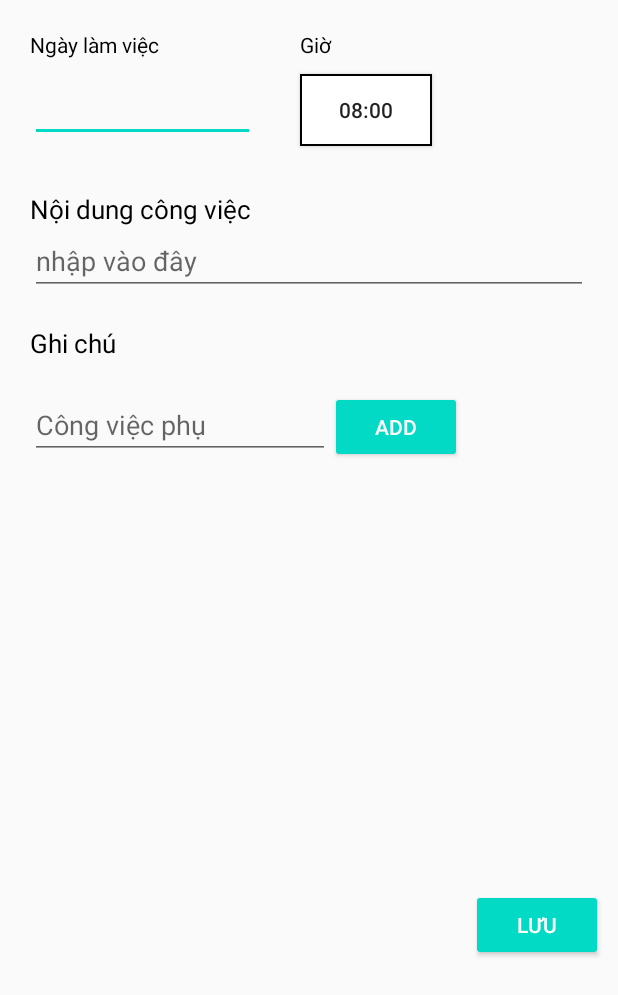
After one commit to QUANG2911/DoAN, an Android app: the layout fragment_addjob.xml on its own in the app's theme, with its tools: preview values and no code run, on a phone screen of 412 x 824 dp. The commit adds this screen. Shown: the top 995 px of the screen. Run offline under Robolectric (Android 15) with nearby library versions, the phone set to English and light mode, and no system bars.

Commit message:
cập nhật Fragment

```diff
--- /dev/null
+++ b/app/src/main/res/layout/fragment_addjob.xml
@@ -0,0 +1,133 @@
+<?xml version="1.0" encoding="utf-8"?>
+<LinearLayout xmlns:android="http://schemas.android.com/apk/res/android"
+    xmlns:tools="http://schemas.android.com/tools"
+    android:orientation="vertical"
+    android:layout_width="match_parent"
+    android:layout_height="match_parent"
+    tools:context=".giaodien.Fragment.">
+
+    <LinearLayout
+        android:layout_width="match_parent"
+        android:layout_height="match_parent"
+        android:orientation="vertical">
+
+        <LinearLayout
+            android:layout_width="wrap_content"
+            android:layout_height="107dp"
+            android:orientation="horizontal">
+
+            <LinearLayout
+                android:layout_width="wrap_content"
+                android:layout_height="match_parent"
+                android:orientation="vertical">
+
+                <TextView
+                    android:layout_width="160dp"
+                    android:layout_height="29dp"
+                    android:layout_marginLeft="20dp"
+                    android:layout_marginTop="20dp"
+                    android:text="Ngày làm việc"
+                    android:textColor="@color/black"></TextView>
+
+                <EditText
+                    android:id="@+id/et_date"
+                    android:layout_width="150dp"
+                    android:layout_height="wrap_content"
+                    android:layout_marginLeft="20dp"
+                    android:inputType="date"></EditText>
+            </LinearLayout>
+
+            <LinearLayout
+                android:layout_width="134dp"
+                android:layout_height="match_parent"
+                android:orientation="vertical">
+
+                <TextView
+                    android:layout_width="33dp"
+                    android:layout_height="29dp"
+                    android:layout_marginLeft="20dp"
+                    android:layout_marginTop="20dp"
+                    android:text="Giờ"
+                    android:textColor="@color/black"></TextView>
+
+                <Button
+                    android:id="@+id/btn_Gio"
+                    android:layout_width="wrap_content"
+                    android:layout_height="wrap_content"
+                    android:layout_marginLeft="20dp"
+                    android:background="@drawable/vien"
+                    android:onClick="popTimePicker"
+                    android:text="08:00"></Button>
+            </LinearLayout>
+        </LinearLayout>
+
+        <TextView
+            android:layout_width="wrap_content"
+            android:layout_height="wrap_content"
+            android:text="Nội dung công việc"
+            android:layout_marginLeft="20dp"
+            android:layout_marginTop="20dp"
+            android:textSize="17dp"
+            android:textColor="@color/black"></TextView>
+
+        <EditText
+            android:id="@+id/et_NoiDung"
+            android:layout_width="match_parent"
+            android:layout_height="wrap_content"
+            android:layout_marginLeft="20dp"
+            android:layout_marginRight="20dp"
+            android:inputType="textMultiLine"
+            android:hint="nhập vào đây"></EditText>
+
+        <TextView
+            android:layout_width="match_parent"
+            android:layout_height="wrap_content"
+            android:textColor="@color/black"
+            android:text="Ghi chú"
+            android:layout_marginLeft="20dp"
+            android:layout_marginTop="20dp"
+            android:textSize="17dp"></TextView>
+
+        <LinearLayout
+            android:layout_width="match_parent"
+            android:layout_height="wrap_content"
+            android:orientation="horizontal"
+            android:layout_margin="20dp">
+
+            <EditText
+                android:id="@+id/et_SecondJob"
+                android:layout_width="200dp"
+                android:layout_height="wrap_content"
+                android:hint="Công việc phụ"
+                android:inputType="textMultiLine"></EditText>
+
+            <Button
+                android:id="@+id/btn_AddList"
+                android:layout_width="wrap_content"
+                android:layout_height="wrap_content"
+                android:text="Add"
+                android:textSize="14dp"
+                android:backgroundTint="@color/teal_200"
+                android:textColor="@color/white"
+                android:onClick="AddSecondJob"></Button>
+        </LinearLayout>
+
+        <ListView
+            android:id="@+id/List_GhiChu"
+            android:layout_width="277dp"
+            android:layout_height="264dp"
+            android:layout_marginLeft="20dp"></ListView>
+
+        <Button
+            android:id="@+id/Luu_btn"
+            android:layout_width="wrap_content"
+            android:layout_height="wrap_content"
+            android:text="Lưu"
+            android:textColor="@color/white"
+            android:backgroundTint="@color/teal_200"
+            android:layout_gravity="right"
+            android:layout_marginRight="10dp"
+            ></Button>
+    </LinearLayout>
+
+</LinearLayout>
```
Also changed, not shown: app/src/main/java/com/example/giaodien/Fragment/fragmentAdd.java (added, +17 -0 lines), app/src/main/java/com/example/giaodien/Fragment/fragmentCongViec.java (added, +17 -0 lines), app/src/main/java/com/example/giaodien/Fragment/fragmentLich.java (added, +17 -0 lines), app/src/main/java/com/example/giaodien/Fragment/fragmentThongKe.java (added, +17 -0 lines), app/src/main/res/layout/activity_main.xml (+15 -20 lines), app/src/main/res/layout/fragment_lich.xml (added, +30 -0 lines).
